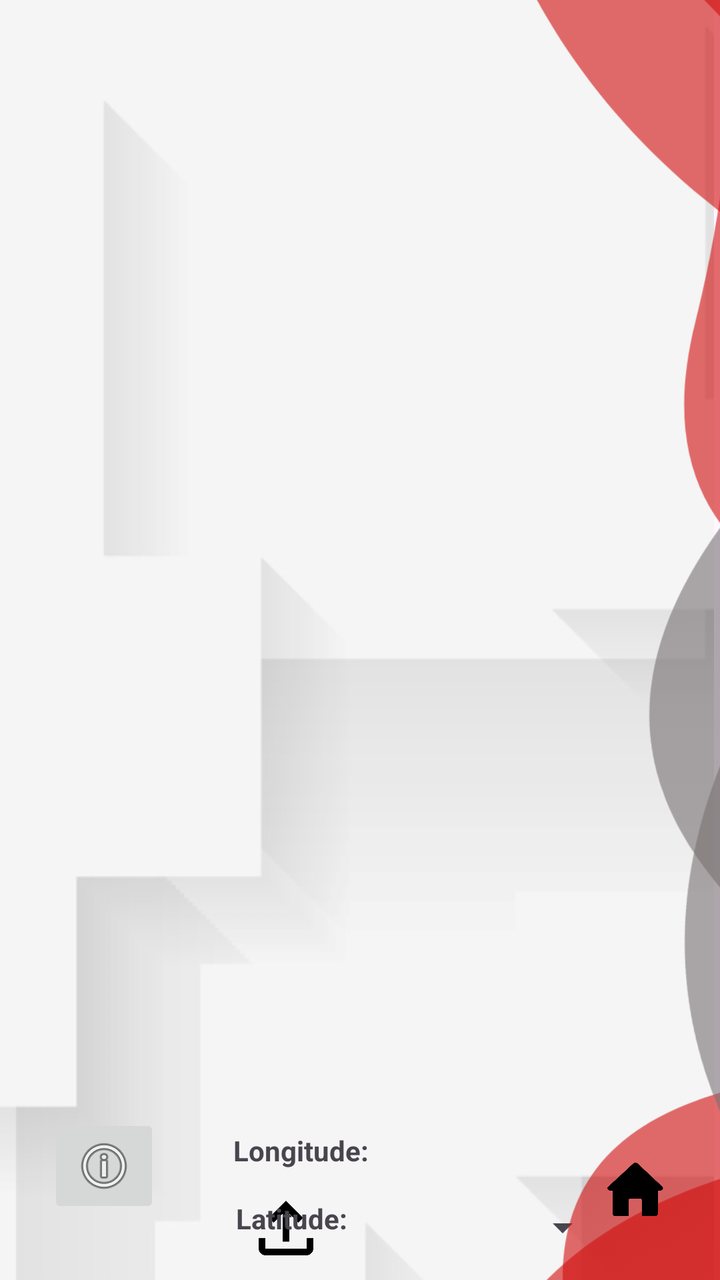
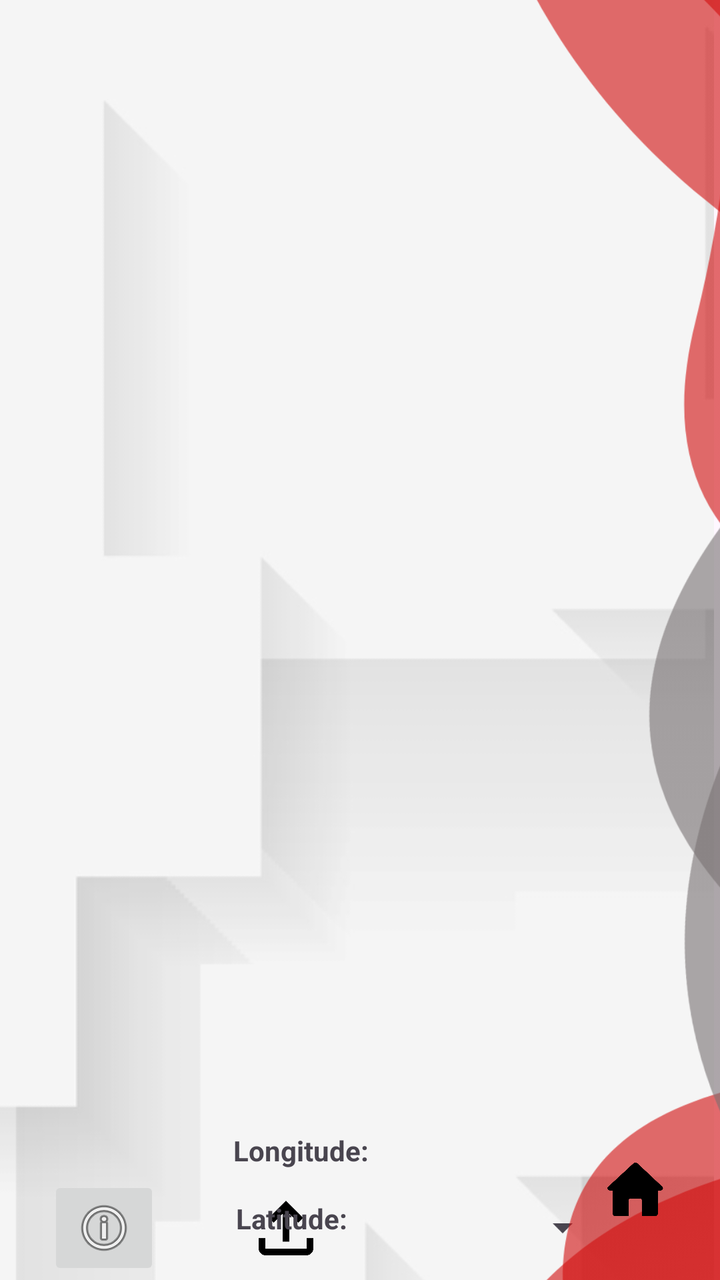

The first picture is an Android layout as it rendered before a commit; the second is the same layout after the commit. The layout source and the unified diff follow.
<!-- AndroidManifest.xml: application theme Theme.TrafficSceneAnalyser -->
<!-- res/layout/activity_upload_config.xml -->
<?xml version="1.0" encoding="utf-8"?>
<androidx.constraintlayout.widget.ConstraintLayout xmlns:android="http://schemas.android.com/apk/res/android"
    xmlns:app="http://schemas.android.com/apk/res-auto"
    xmlns:tools="http://schemas.android.com/tools"
    android:id="@+id/main"
    android:layout_width="match_parent"
    android:layout_height="match_parent"
    tools:context=".UploadConfigActivity">

    <ImageView
        android:id="@+id/backg"
        android:layout_width="904dp"
        android:layout_height="897dp"
        app:layout_constraintBottom_toBottomOf="parent"
        app:layout_constraintEnd_toEndOf="parent"
        app:layout_constraintHorizontal_bias="1.0"
        app:layout_constraintStart_toStartOf="parent"
        app:layout_constraintTop_toTopOf="parent"
        app:layout_constraintVertical_bias="0.12"
        app:srcCompat="@drawable/background" />

    <androidx.viewpager2.widget.ViewPager2
        android:id="@+id/viewPager"
        android:layout_width="250dp"
        android:layout_height="400dp"
        android:layout_marginTop="150dp"
        android:paddingStart="40dp"
        android:paddingEnd="40dp"
        app:layout_constraintEnd_toEndOf="parent"
        app:layout_constraintStart_toStartOf="parent"
        app:layout_constraintTop_toTopOf="parent">

    </androidx.viewpager2.widget.ViewPager2>


    <Spinner
        android:id="@+id/spinner_model_selector"
        android:layout_width="122dp"
        android:layout_height="63dp"
        android:layout_margin="8dp"
        app:layout_constraintBottom_toBottomOf="parent"
        app:layout_constraintEnd_toEndOf="parent"
        app:layout_constraintHorizontal_bias="0.1"
        app:layout_constraintStart_toEndOf="@+id/button_upload"
        app:layout_constraintTop_toBottomOf="@+id/longitude" />

    <ImageButton
        android:id="@+id/button_upload"
        android:layout_width="54dp"
        android:layout_height="68dp"
        android:layout_marginStart="116dp"
        android:backgroundTint="#00FFFFFF"
        android:onClick="goToHome"
        android:scaleType="fitCenter"
        android:src="@drawable/upload"

        app:layout_constraintBottom_toBottomOf="parent"
        app:layout_constraintStart_toStartOf="parent"
        app:layout_constraintTop_toBottomOf="@+id/longitude" />

    <TextView
        android:id="@+id/latitude"
        android:layout_width="140dp"
        android:layout_height="23dp"
        android:layout_marginTop="12dp"
        android:ems="10"
        android:text="Latitude: "
        android:textStyle="bold"
        app:layout_constraintEnd_toEndOf="parent"
        app:layout_constraintHorizontal_bias="0.536"
        app:layout_constraintStart_toStartOf="parent"
        app:layout_constraintTop_toBottomOf="@+id/longitude" />

    <TextView
        android:id="@+id/longitude"
        android:layout_width="140dp"
        android:layout_height="22dp"
        android:ems="10"
        android:text="Longitude: "
        android:textStyle="bold"
        app:layout_constraintBottom_toBottomOf="parent"
        app:layout_constraintEnd_toEndOf="parent"
        app:layout_constraintHorizontal_bias="0.53"
        app:layout_constraintStart_toStartOf="parent"
        app:layout_constraintTop_toBottomOf="@+id/viewPager"
        app:layout_constraintVertical_bias="0.229" />

    <ImageView
        android:id="@+id/imageView5"
        android:layout_width="484dp"
        android:layout_height="773dp"
        app:layout_constraintBottom_toBottomOf="parent"
        app:layout_constraintEnd_toEndOf="parent"
        app:layout_constraintHorizontal_bias="0.643"
        app:layout_constraintStart_toStartOf="parent"
        app:layout_constraintTop_toTopOf="parent"
        app:srcCompat="@drawable/perfectlayout2" />

    <ImageButton
        android:id="@+id/button6"
        android:layout_width="54dp"
        android:layout_height="68dp"
        android:backgroundTint="#00FFFFFF"
        android:onClick="goToHome"
        android:scaleType="fitCenter"
        android:src="@drawable/home1"
        app:layout_constraintBottom_toBottomOf="parent"
        app:layout_constraintEnd_toEndOf="parent"
        app:layout_constraintHorizontal_bias="0.95"
        app:layout_constraintStart_toStartOf="parent"
        app:layout_constraintTop_toTopOf="parent"
        app:layout_constraintVertical_bias="0.98" />

    <ImageButton
        android:id="@+id/infoButtonTest"
        android:layout_width="wrap_content"
        android:layout_height="wrap_content"
        android:layout_marginStart="24dp"
        android:layout_marginEnd="36dp"
        app:layout_constraintBottom_toBottomOf="parent"
        app:layout_constraintEnd_toStartOf="@+id/button_upload"
        app:layout_constraintStart_toStartOf="parent"
        app:layout_constraintTop_toTopOf="parent"
        app:layout_constraintVertical_bias="0.947"
        app:srcCompat="@android:drawable/ic_menu_info_details" />

</androidx.constraintlayout.widget.ConstraintLayout>
<!-- resources referenced by this layout -->
<resources>
  <!-- drawable background: png bitmap (drawable-hdpi, 37305 bytes) -->
  <!-- drawable home1: png bitmap (drawable, 7782 bytes) -->
  <!-- drawable perfectlayout2: png bitmap (drawable-hdpi, 51025 bytes) -->
  <!-- drawable upload: png bitmap (drawable, 6537 bytes) -->
  <style name="Theme.TrafficSceneAnalyser" parent="Base.Theme.TrafficSceneAnalyser" />
  <style name="Base.Theme.TrafficSceneAnalyser" parent="Theme.Material3.DayNight.NoActionBar">
          
          
      </style>
</resources>

<!-- the commit's change to res/layout/activity_upload_config.xml (unified diff, before → after) -->
@@ -117,11 +117,10 @@
         android:layout_height="wrap_content"
         android:layout_marginStart="24dp"
         android:layout_marginEnd="36dp"
-        app:layout_constraintBottom_toBottomOf="parent"
+        app:layout_constraintBottom_toBottomOf="@+id/button_upload"
         app:layout_constraintEnd_toStartOf="@+id/button_upload"
         app:layout_constraintStart_toStartOf="parent"
-        app:layout_constraintTop_toTopOf="parent"
-        app:layout_constraintVertical_bias="0.947"
+        app:layout_constraintTop_toTopOf="@+id/button_upload"
         app:srcCompat="@android:drawable/ic_menu_info_details" />
 
 </androidx.constraintlayout.widget.ConstraintLayout>
